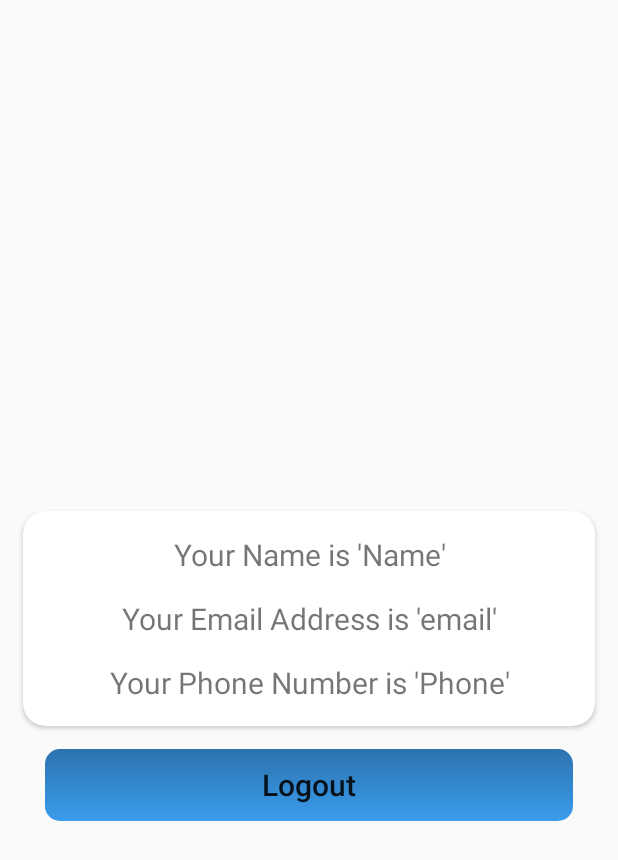
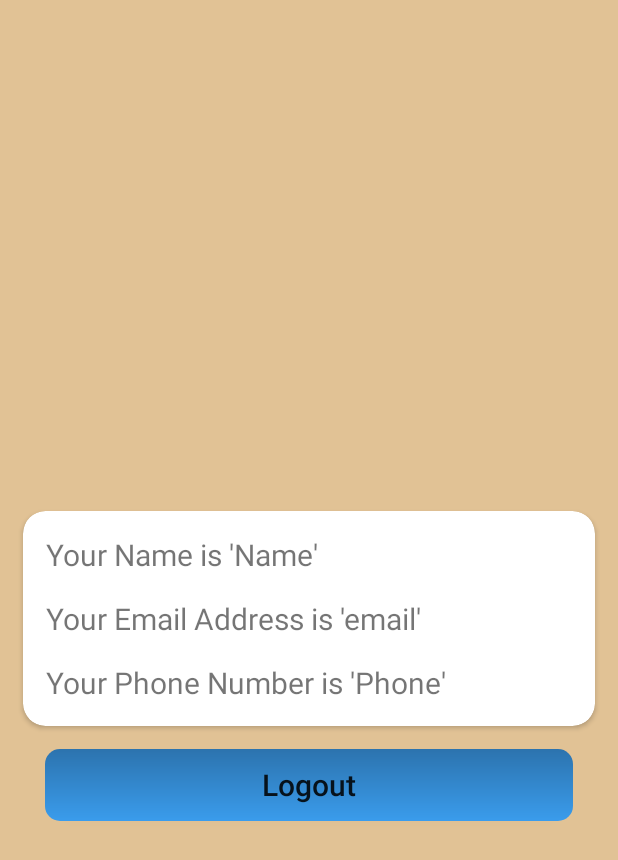
Before and after one commit to isarthaksharma1092/ToDO_App, an Android app: the layout activity_main.xml on its own in the app's theme, with its tools: preview values and no code run, on a phone screen of 412 x 824 dp. Shown: the top 860 px of the screen. Run offline under Robolectric (Android 15) with nearby library versions, the phone set to English and light mode, and no system bars.

Commit message:
Commit - II

```diff
--- a/app/src/main/res/layout/activity_main.xml
+++ b/app/src/main/res/layout/activity_main.xml
@@ -4,6 +4,7 @@
     xmlns:tools="http://schemas.android.com/tools"
     android:layout_width="match_parent"
     android:layout_height="match_parent"
+    android:background="#E1C295"
     tools:context=".MainActivity">
 
     <androidx.cardview.widget.CardView
@@ -30,7 +31,8 @@
                 android:text="Your Name is 'Name'"
                 android:layout_marginTop="15dp"
                 android:textSize="20sp"
-                android:gravity="center"
+                android:paddingLeft="15dp"
+                android:gravity="left"
                 tools:ignore="HardcodedText"/>
 
 
@@ -40,8 +42,9 @@
                 android:layout_height="wrap_content"
                 android:text="Your Email Address is 'email'"
                 android:textSize="20sp"
+                android:paddingLeft="15dp"
                 android:layout_marginTop="15dp"
-                android:gravity="center"
+                android:gravity="left"
                 tools:ignore="HardcodedText"/>
 
 
@@ -51,7 +54,8 @@
                 android:layout_height="wrap_content"
                 android:text="Your Phone Number is 'Phone'"
                 android:textSize="20sp"
-                android:gravity="center"
+                android:gravity="left"
+                android:paddingLeft="15dp"
                 android:layout_marginVertical="15dp"
                 tools:ignore="HardcodedText"/>
 
```
Also changed, not shown: app/src/main/AndroidManifest.xml (+9 -4 lines), app/src/main/java/com/isarthaksharma/todo/MainActivity.kt (+62 -1 lines), app/src/main/java/com/isarthaksharma/todo/loginAuth.kt (+8 -1 lines), app/src/main/java/com/isarthaksharma/todo/registerAuth.kt (+12 -5 lines).
